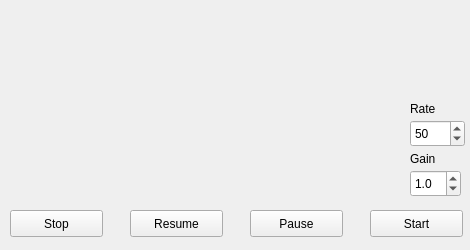
First picture: the form in sapien190/trunk/source/Sandbox/sapine_v1/presentation/views/simulationrunning.ui, repository kimbjerge/iirtsf10grp5, before the edit.
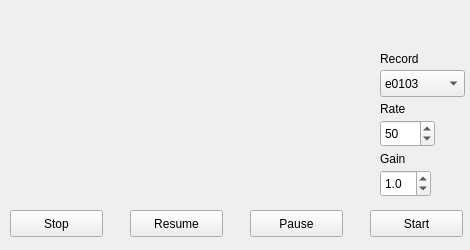
Second picture: the form after the edit.

Patch:
```diff
--- a/sapien190/trunk/source/Sandbox/sapine_v1/presentation/views/simulationrunning.ui
+++ b/sapien190/trunk/source/Sandbox/sapine_v1/presentation/views/simulationrunning.ui
@@ -68,7 +68,7 @@
   <widget class="QDoubleSpinBox" name="gainSpinBox">
    <property name="geometry">
     <rect>
-     <x>410</x>
+     <x>380</x>
      <y>170</y>
      <width>51</width>
      <height>27</height>
@@ -90,7 +90,7 @@
   <widget class="QSpinBox" name="rateSpinBox">
    <property name="geometry">
     <rect>
-     <x>410</x>
+     <x>380</x>
      <y>120</y>
      <width>55</width>
      <height>27</height>
@@ -109,7 +109,7 @@
   <widget class="QLabel" name="gainLabel">
    <property name="geometry">
     <rect>
-     <x>410</x>
+     <x>380</x>
      <y>150</y>
      <width>62</width>
      <height>17</height>
@@ -122,7 +122,7 @@
   <widget class="QLabel" name="rateLabel">
    <property name="geometry">
     <rect>
-     <x>410</x>
+     <x>380</x>
      <y>100</y>
      <width>62</width>
      <height>17</height>
@@ -132,6 +132,39 @@
     <string>Rate</string>
    </property>
   </widget>
+  <widget class="QLabel" name="recordLabel">
+   <property name="geometry">
+    <rect>
+     <x>380</x>
+     <y>50</y>
+     <width>62</width>
+     <height>17</height>
+    </rect>
+   </property>
+   <property name="text">
+    <string>Record</string>
+   </property>
+  </widget>
+  <widget class="QComboBox" name="comboBox">
+   <property name="geometry">
+    <rect>
+     <x>380</x>
+     <y>70</y>
+     <width>85</width>
+     <height>27</height>
+    </rect>
+   </property>
+   <item>
+    <property name="text">
+     <string>e0103</string>
+    </property>
+   </item>
+   <item>
+    <property name="text">
+     <string>e0104</string>
+    </property>
+   </item>
+  </widget>
  </widget>
  <resources/>
  <connections>
```
